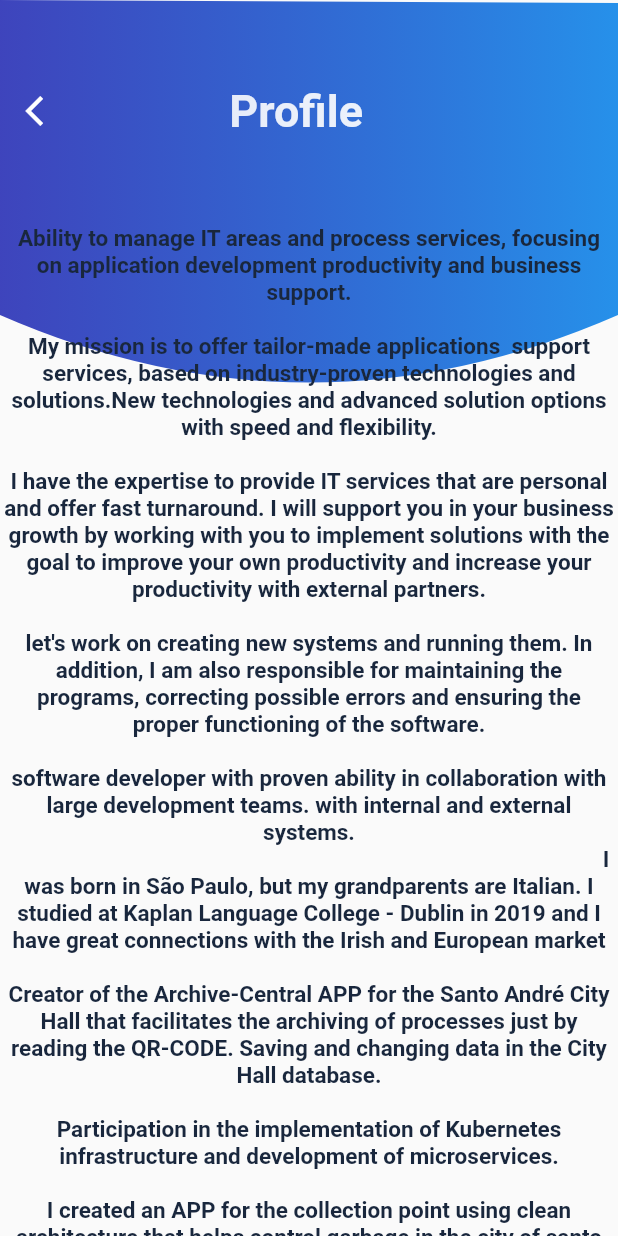
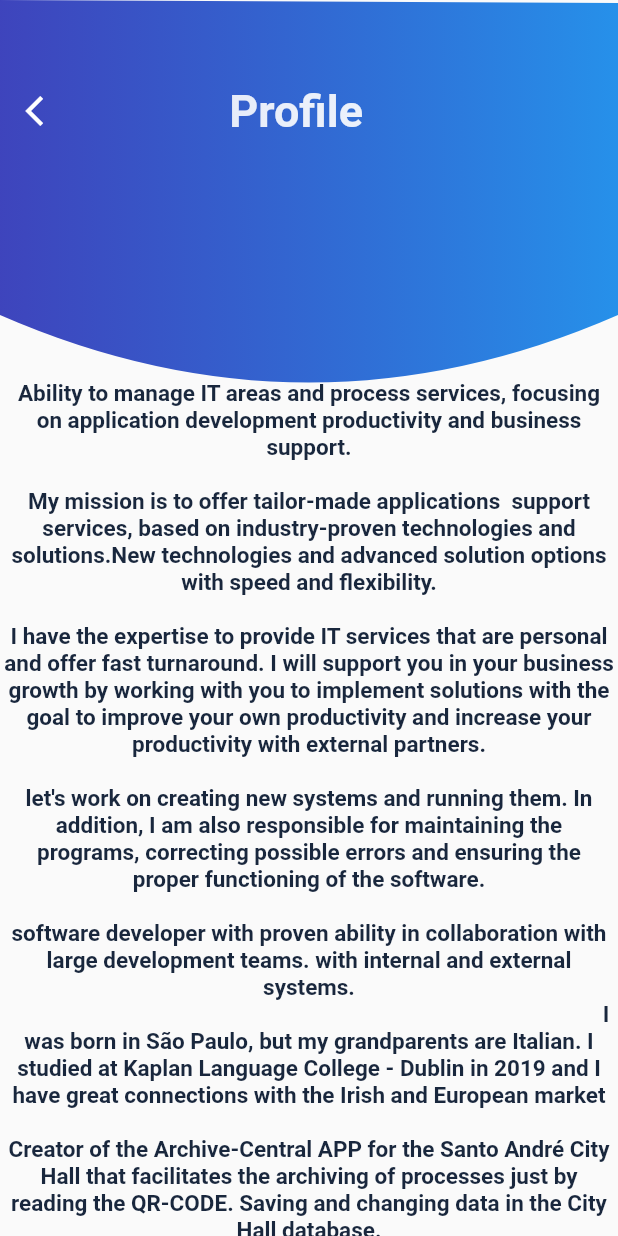
Before and after one commit to vtrsc/e-commerce, a Flutter app: the profile screen opened directly, on a phone screen of 412 x 824 dp. Run offline on Flutter 3.47's test engine with Material 2 defaults, Android fonts, the phone set to English and light mode, and no system bars; missing offline and left inert: dart:ffi.

Commit message:
update profile

```diff
--- a/teste/lib/education.dart
+++ b/teste/lib/education.dart
@@ -54,7 +54,7 @@ class _educationState extends State<education> {
                       width: 54,
                     ),
                     Text(
-                      "   Education",
+                      "    Education",
                       style: TextStyle(
                         fontSize: 30,
                         fontWeight: FontWeight.bold,
--- a/teste/lib/profile.dart
+++ b/teste/lib/profile.dart
@@ -69,7 +69,7 @@ class profile extends StatelessWidget {
 
 
   Container(
-    margin: EdgeInsets.fromLTRB(2, 150, 2, 0),
+    margin: const EdgeInsets.fromLTRB(2, 253, 2, 0),
     child:
       SingleChildScrollView(
         child: Container(
```
